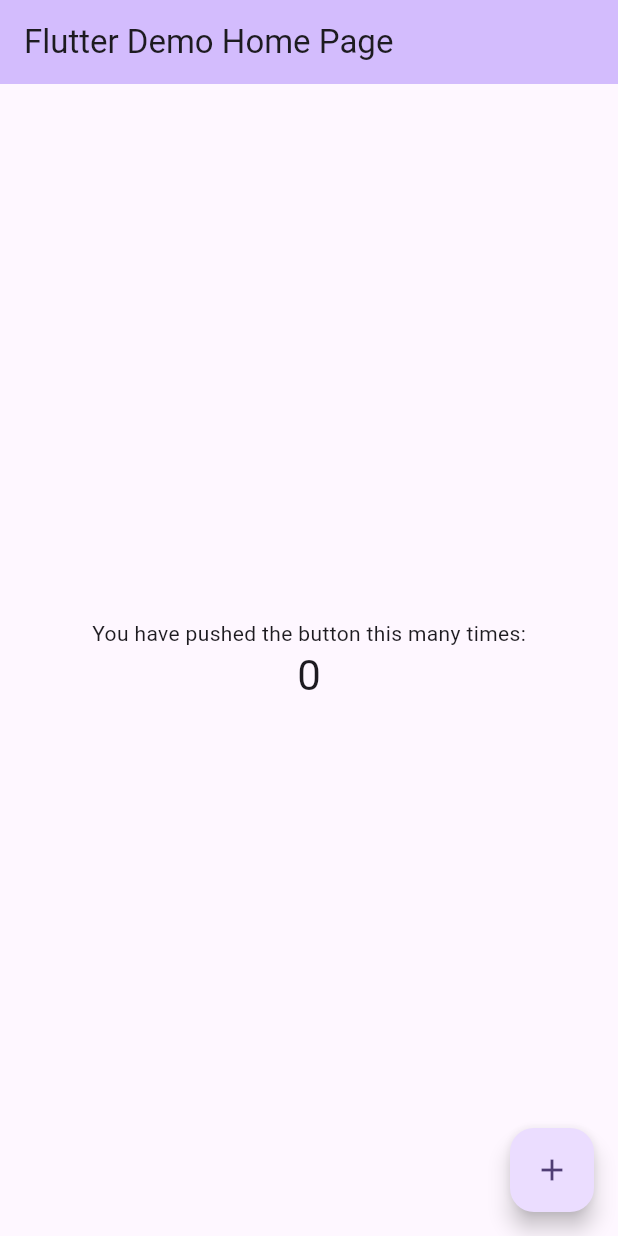
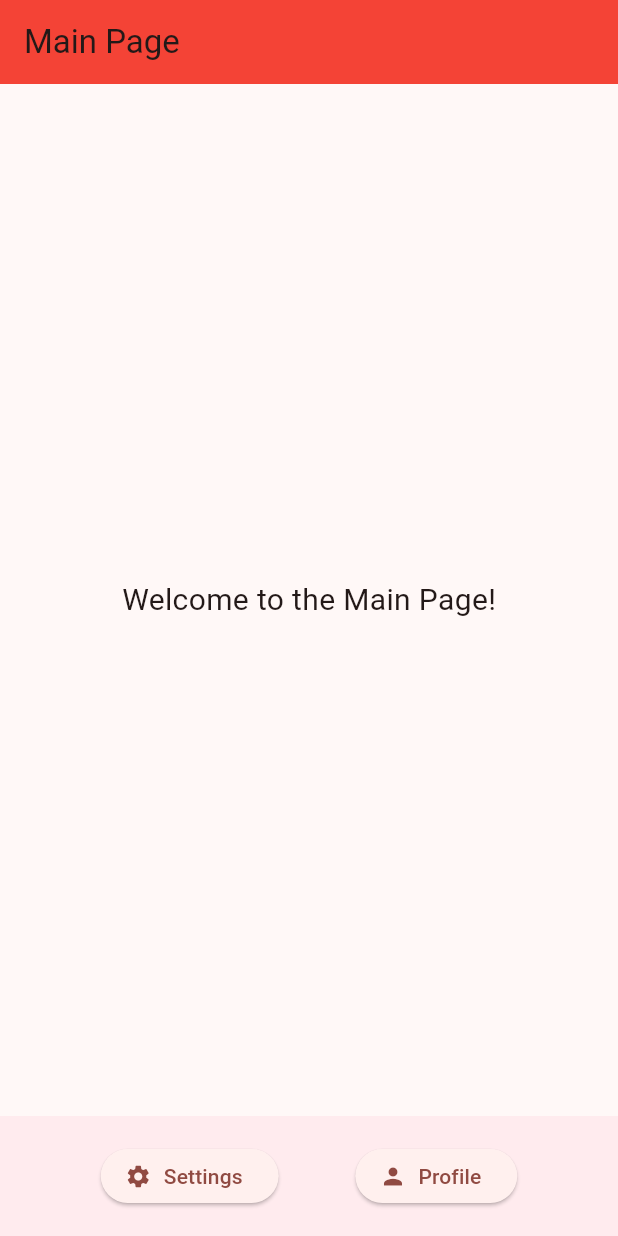
Before and after one commit to nathan314159/clase-flutter01, a Flutter app: the screen it shows after launch, on a phone screen of 412 x 824 dp. Run offline on Flutter 3.47's test engine with Material 3 defaults, Android fonts, the phone set to English and light mode, and no system bars.

Commit message:
feature/mainPage, profilePage and settingPage

```diff
--- a/lib/main.dart
+++ b/lib/main.dart
@@ -1,5 +1,5 @@
 import 'package:flutter/material.dart';
-
+import 'main/main_page.dart';
 void main() {
   runApp(const MyApp());
 }
@@ -7,116 +7,15 @@ void main() {
 class MyApp extends StatelessWidget {
   const MyApp({super.key});
 
-  // This widget is the root of your application.
   @override
   Widget build(BuildContext context) {
     return MaterialApp(
       title: 'Flutter Demo',
       theme: ThemeData(
-        // This is the theme of your application.
-        //
-        // TRY THIS: Try running your application with "flutter run". You'll see
-        // the application has a purple toolbar. Then, without quitting the app,
-        // try changing the seedColor in the colorScheme below to Colors.green
-        // and then invoke "hot reload" (save your changes or press the "hot
-        // reload" button in a Flutter-supported IDE, or press "r" if you used
-        // the command line to start the app).
-        //
-        // Notice that the counter didn't reset back to zero; the application
-        // state is not lost during the reload. To reset the state, use hot
-        // restart instead.
-        //
-        // This works for code too, not just values: Most code changes can be
-        // tested with just a hot reload.
-        colorScheme: ColorScheme.fromSeed(seedColor: Colors.deepPurple),
+        colorScheme: ColorScheme.fromSeed(seedColor: Colors.red),
+        useMaterial3: true,
       ),
-      home: const MyHomePage(title: 'Flutter Demo Home Page'),
+      home: const MainPage(),
     );
   }
 }
-
-class MyHomePage extends StatefulWidget {
-  const MyHomePage({super.key, required this.title});
-
-  // This widget is the home page of your application. It is stateful, meaning
-  // that it has a State object (defined below) that contains fields that affect
-  // how it looks.
-
-  // This class is the configuration for the state. It holds the values (in this
-  // case the title) provided by the parent (in this case the App widget) and
-  // used by the build method of the State. Fields in a Widget subclass are
-  // always marked "final".
-
-  final String title;
-
-  @override
-  State<MyHomePage> createState() => _MyHomePageState();
-}
-
-class _MyHomePageState extends State<MyHomePage> {
-  int _counter = 0;
-
-  void _incrementCounter() {
-    setState(() {
-      // This call to setState tells the Flutter framework that something has
-      // changed in this State, which causes it to rerun the build method below
-      // so that the display can reflect the updated values. If we changed
-      // _counter without calling setState(), then the build method would not be
-      // called again, and so nothing would appear to happen.
-      _counter++;
-    });
-  }
-
-  @override
-  Widget build(BuildContext context) {
-    // This method is rerun every time setState is called, for instance as done
-    // by the _incrementCounter method above.
-    //
-    // The Flutter framework has been optimized to make rerunning build methods
-    // fast, so that you can just rebuild anything that needs updating rather
-    // than having to individually change instances of widgets.
-    return Scaffold(
-      appBar: AppBar(
-        // TRY THIS: Try changing the color here to a specific color (to
-        // Colors.amber, perhaps?) and trigger a hot reload to see the AppBar
-        // change color while the other colors stay the same.
-        backgroundColor: Theme.of(context).colorScheme.inversePrimary,
-        // Here we take the value from the MyHomePage object that was created by
-        // the App.build method, and use it to set our appbar title.
-        title: Text(widget.title),
-      ),
-      body: Center(
-        // Center is a layout widget. It takes a single child and positions it
-        // in the middle of the parent.
-        child: Column(
-          // Column is also a layout widget. It takes a list of children and
-          // arranges them vertically. By default, it sizes itself to fit its
-          // children horizontally, and tries to be as tall as its parent.
-          //
-          // Column has various properties to control how it sizes itself and
-          // how it positions its children. Here we use mainAxisAlignment to
-          // center the children vertically; the main axis here is the vertical
-          // axis because Columns are vertical (the cross axis would be
-          // horizontal).
-          //
-          // TRY THIS: Invoke "debug painting" (choose the "Toggle Debug Paint"
-          // action in the IDE, or press "p" in the console), to see the
-          // wireframe for each widget.
-          mainAxisAlignment: MainAxisAlignment.center,
-          children: <Widget>[
-            const Text('You have pushed the button this many times:'),
-            Text(
-              '$_counter',
-              style: Theme.of(context).textTheme.headlineMedium,
-            ),
-          ],
-        ),
-      ),
-      floatingActionButton: FloatingActionButton(
-        onPressed: _incrementCounter,
-        tooltip: 'Increment',
-        child: const Icon(Icons.add),
-      ), // This trailing comma makes auto-formatting nicer for build methods.
-    );
-  }
-}
--- /dev/null
+++ b/lib/main/main_page.dart
@@ -0,0 +1,61 @@
+import 'package:flutter/material.dart';
+import '../profilePage/profile.dart';
+import '../settingPage/setting.dart';
+
+class MainPage extends StatelessWidget {
+  const MainPage({super.key});
+
+  @override
+  Widget build(BuildContext context) {
+    return Scaffold(
+      appBar: AppBar(
+        title: const Text('Main Page'),
+        backgroundColor: Colors.red,
+      ),
+      body: const Center(
+        child: Text(
+          'Welcome to the Main Page!',
+          style: TextStyle(fontSize: 20),
+        ),
+      ),
+      bottomNavigationBar: BottomAppBar(
+        color: Colors.red.shade50,
+        child: Padding(
+          padding: const EdgeInsets.symmetric(vertical: 10),
+          child: Row(
+            mainAxisAlignment: MainAxisAlignment.spaceEvenly,
+            children: [
+              // ⚙️ Settings button
+              ElevatedButton.icon(
+                onPressed: () {
+                  Navigator.push(
+                    context,
+                    MaterialPageRoute(
+                      builder: (context) => const SettingPage(title: 'Settings'),
+                    ),
+                  );
+                },
+                icon: const Icon(Icons.settings),
+                label: const Text('Settings'),
+              ),
+
+              // 👤 Profile button
+              ElevatedButton.icon(
+                onPressed: () {
+                  Navigator.push(
+                    context,
+                    MaterialPageRoute(
+                      builder: (context) => const ProfilePage(title: 'Profile'),
+                    ),
+                  );
+                },
+                icon: const Icon(Icons.person),
+                label: const Text('Profile'),
+              ),
+            ],
+          ),
+        ),
+      ),
+    );
+  }
+}
```
Also changed, not shown: lib/profilePage/profile.dart (added, +37 -0 lines), lib/settingPage/setting.dart (added, +17 -0 lines), lib/tutorial/lesson_page1.dart (added, +31 -0 lines), lib/tutorial/lesson_page2.dart (added, +50 -0 lines).
